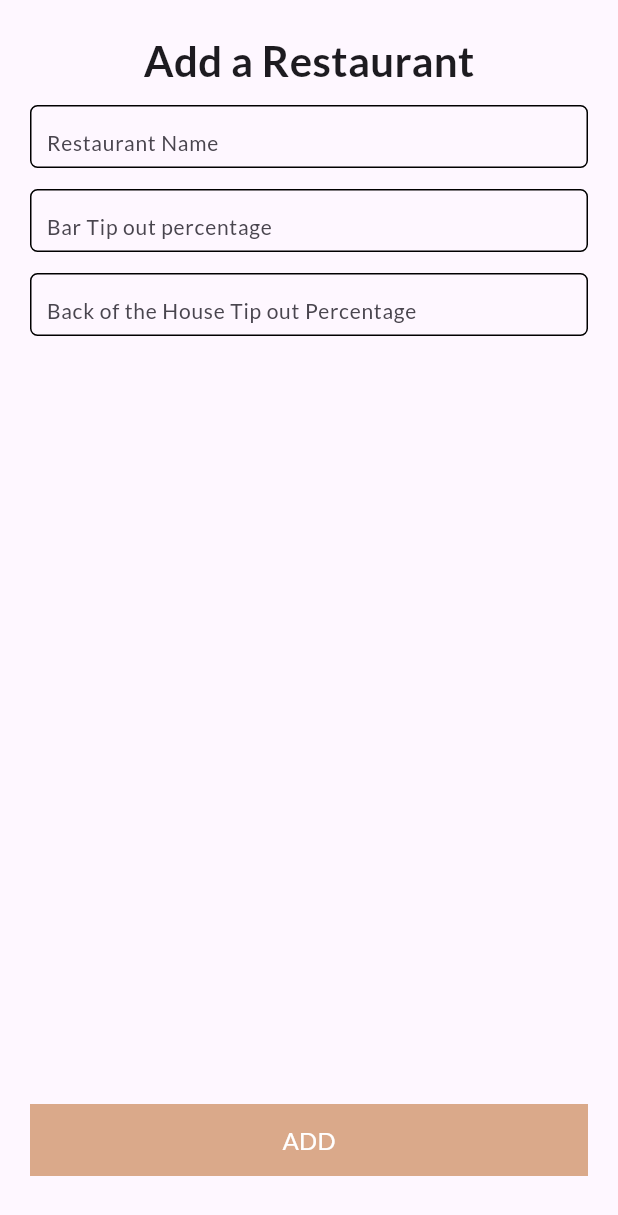
After one commit to karanmeghani18/WaitersWalletApp, a Flutter app: the AddRestaurantScreen screen opened directly, on a phone screen of 412 x 824 dp. The commit adds this screen. Shown: the top 1215 px of the screen. Run offline on Flutter 3.47's test engine with Material 2 defaults, Android fonts, the phone set to English and light mode, and no system bars; drawn by our look-alikes of calendar_view; our stand-ins replace cloud_firestore, equatable, firebase_auth, firebase_core, firebase_storage, fl_chart and 6 more; accounts and stored records are empty.

Commit message:
#31 added restaurant ui + logic

```diff
--- /dev/null
+++ b/lib/src/features/addrestaurant/Views/addrestaurant_screen.dart
@@ -0,0 +1,74 @@
+import 'package:flutter/material.dart';
+import 'package:flutter_riverpod/flutter_riverpod.dart';
+import 'package:uuid/uuid.dart';
+import 'package:waiters_wallet/src/features/addrestaurant/controller/addrestaurant_controller.dart';
+import 'package:waiters_wallet/src/features/addtip/models/restaurant_model.dart';
+
+import '../../../widgets/custom_auth_button.dart';
+import '../../../widgets/custom_textfield.dart';
+
+class AddRestaurantScreen extends ConsumerWidget {
+  const AddRestaurantScreen({Key? key}) : super(key: key);
+
+  @override
+  Widget build(BuildContext context, WidgetRef ref) {
+    final TextEditingController restaurantNameController =
+    TextEditingController();
+    final TextEditingController barTipController = TextEditingController();
+    final TextEditingController bohTipController = TextEditingController();
+
+    return Scaffold(
+      body: Padding(
+        padding: const EdgeInsets.only(top: 20),
+        child: Column(
+          children: [
+            const Text(
+              "Add a Restaurant",
+              style: TextStyle(
+                fontWeight: FontWeight.bold,
+                fontSize: 28,
+              ),
+            ),
+            const SizedBox(height: 10),
+            CustomTextField(
+              hintText: "Restaurant Name",
+              controller: restaurantNameController,
+              errorText: "",
+              kbType: TextInputType.text,
+            ),
+            CustomTextField(
+              hintText: "Bar Tip out percentage",
+              controller: barTipController,
+              errorText: "",
+              kbType: TextInputType.number,
+            ),
+            CustomTextField(
+              hintText: "Back of the House Tip out Percentage",
+              controller: bohTipController,
+              errorText: "",
+              kbType: TextInputType.number,
+            ),
+            const Spacer(),
+            CustomAuthButton(
+                text: "ADD",
+                onPress: () {
+                  final restaurantModel = RestaurantModel(
+                    restaurantName: restaurantNameController.text,
+                    barTipOut: double.parse(barTipController.text),
+                    bohTipOut: double.parse(bohTipController.text),
+                    id: const Uuid().v4(),
+                  );
+                  ref.read(addRestaurantControllerProvider.notifier)
+                      .addRestaurant(restaurantModel: restaurantModel);
+                  // ref
+                  //     .read(calendarEventControllerProvider.notifier)
+                  //     .addCalendarEvent(tipModel: tipModel);
+                  // Navigator.of(context).pop();
+                }),
+            const SizedBox(height: 40),
+          ],
+        ),
+      ),
+    );
+  }
+}
--- /dev/null
+++ b/lib/src/features/addtip/models/restaurant_model.dart
@@ -0,0 +1,13 @@
+class RestaurantModel {
+  final String restaurantName;
+  final double barTipOut;
+  final double bohTipOut;
+  final String id;
+
+  RestaurantModel({
+    required this.restaurantName,
+    required this.barTipOut,
+    required this.bohTipOut,
+    required this.id,
+  });
+}
--- a/lib/src/features/authentication/login/controller/login_controller.dart
+++ b/lib/src/features/authentication/login/controller/login_controller.dart
@@ -25,6 +25,7 @@ class LoginController extends StateNotifier<LoginState> {
         await _repository.loginUser(email: email, password: password);
     if (errorText.isEmpty) {
       state = state.copyWith(status: LoginStatus.loginUserSuccess);
+      await _repository.fetchUser(email);
     } else {
       state = state.copyWith(
         status: LoginStatus.loginUserFailure,
--- a/lib/src/features/authentication/login/view/login_screen.dart
+++ b/lib/src/features/authentication/login/view/login_screen.dart
@@ -22,7 +22,7 @@ class LoginScreen extends ConsumerStatefulWidget {
 
 class _LoginScreenState extends ConsumerState<LoginScreen> {
   bool rememberMe = false;
-  final emailController = TextEditingController(text: "test1@gmail.com");
+  final emailController = TextEditingController(text: "john1@gmail.com");
   final passwordController = TextEditingController(text: "12345678");
   String emailErrorText = "";
   String passwordErrorText = "";
--- a/pubspec.yaml
+++ b/pubspec.yaml
@@ -46,6 +46,7 @@ dependencies:
   firebase_storage: ^11.2.3
   cloud_firestore: ^4.8.1
   loading_overlay: ^0.3.0
+  uuid: ^3.0.7
 
 
 dev_dependencies:
```
Also changed, not shown: lib/src/features/account/views/accounts_screen.dart (+14 -4 lines), lib/src/features/addrestaurant/controller/addrestaurant_controller.dart (added, +31 -0 lines), lib/src/features/addrestaurant/controller/addrestaurant_state.dart (added, +31 -0 lines), lib/src/features/addrestaurant/repository/addrestaurant_repo.dart (added, +29 -0 lines), lib/src/features/addtip/controller/addtip_controller.dart (added, +20 -0 lines), lib/src/features/addtip/controller/addtip_state.dart (added, +16 -0 lines), lib/src/features/addtip/models/tip_model.dart (added, +38 -0 lines), lib/src/features/addtip/views/addtip_screen.dart (+11 -7 lines), lib/src/features/authentication/models/wallet_user.dart (added, +22 -0 lines), lib/src/features/authentication/repository/auth_repo.dart (+45 -7 lines), lib/src/features/calendar/controller/calendar_event_controller.dart (+30 -14 lines), lib/src/features/calendar/controller/calendar_event_state.dart (+9 -5 lines), lib/src/features/calendar/repository/calendar_repo.dart (+22 -2 lines), lib/src/features/home/views/home_screen.dart (+11 -1 lines), 1 more files.
